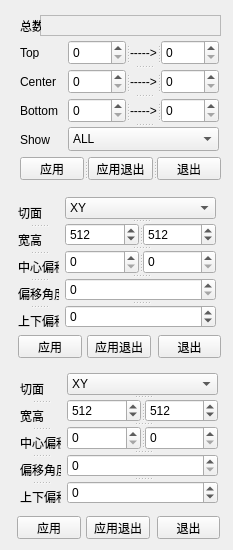
Before: the Qt Designer form Tools/INimage3D/volumedataset.ui in zyq1569/HealthApp, drawn with Qt 5.
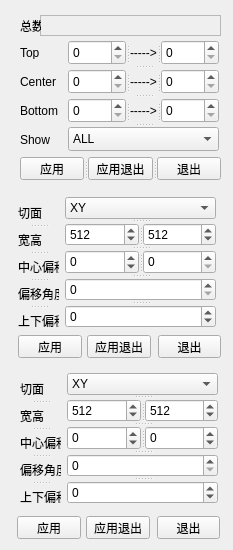
After: the same form once the commit is applied.

Commit message: fine-tune

```diff
--- a/Tools/INimage3D/volumedataset.ui
+++ b/Tools/INimage3D/volumedataset.ui
@@ -342,6 +342,9 @@
      <enum>Qt::Horizontal</enum>
     </property>
     <widget class="QSpinBox" name="m_deltaX">
+     <property name="minimum">
+      <number>-1000</number>
+     </property>
      <property name="maximum">
       <number>10000</number>
      </property>
@@ -497,11 +500,17 @@
      <enum>Qt::Horizontal</enum>
     </property>
     <widget class="QSpinBox" name="m_deltaObliquerX">
+     <property name="minimum">
+      <number>-1000</number>
+     </property>
      <property name="maximum">
       <number>10000</number>
      </property>
     </widget>
     <widget class="QSpinBox" name="m_deltaObliquerY">
+     <property name="minimum">
+      <number>-1000</number>
+     </property>
      <property name="maximum">
       <number>10000</number>
      </property>
```
